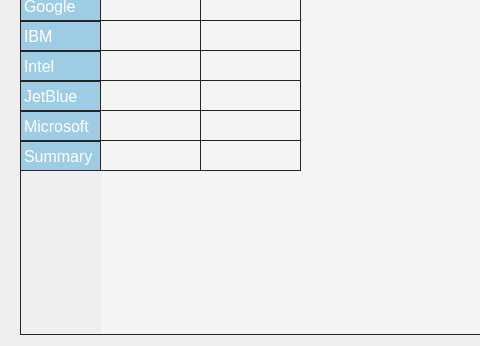
Old version of the form VirtualStock_dir/buyin.ui in the repository Vks-Feng/Nullptr; both pictures show x 0 to 480 and y 196 to 542 of the 826 by 542 pixel window.
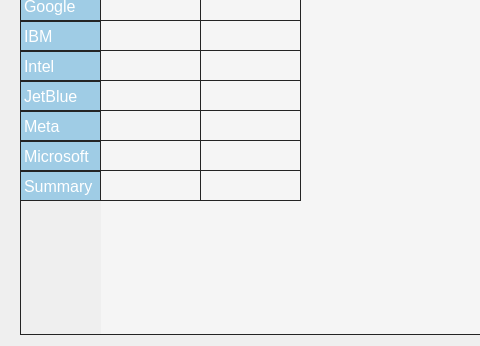
New version of the form. The open tabs and pages were chosen to show the change. Icons and pictures are not drawn.

Commit message: FINAL VERSIONgit add .git add .git add .git add .!

What changed in the file:
```diff
--- a/VirtualStock_dir/buyin.ui
+++ b/VirtualStock_dir/buyin.ui
@@ -967,6 +967,11 @@
        <string>JetBlue</string>
       </property>
      </row>
+     <row>
+      <property name="text">
+       <string>Meta</string>
+      </property>
+     </row>
      <row>
       <property name="text">
        <string>Microsoft</string>
```
Left out of the diff: 2 changed lines with no effect on the pictures. The commit also changes 1 other file.
